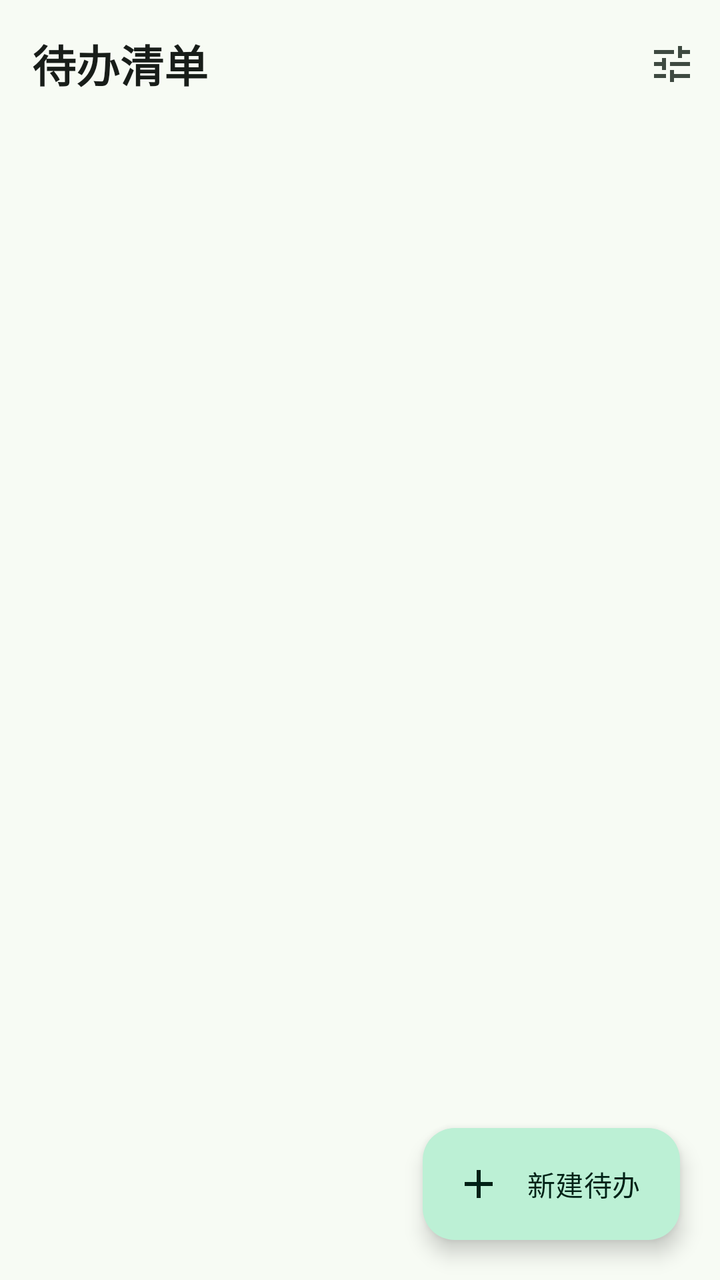
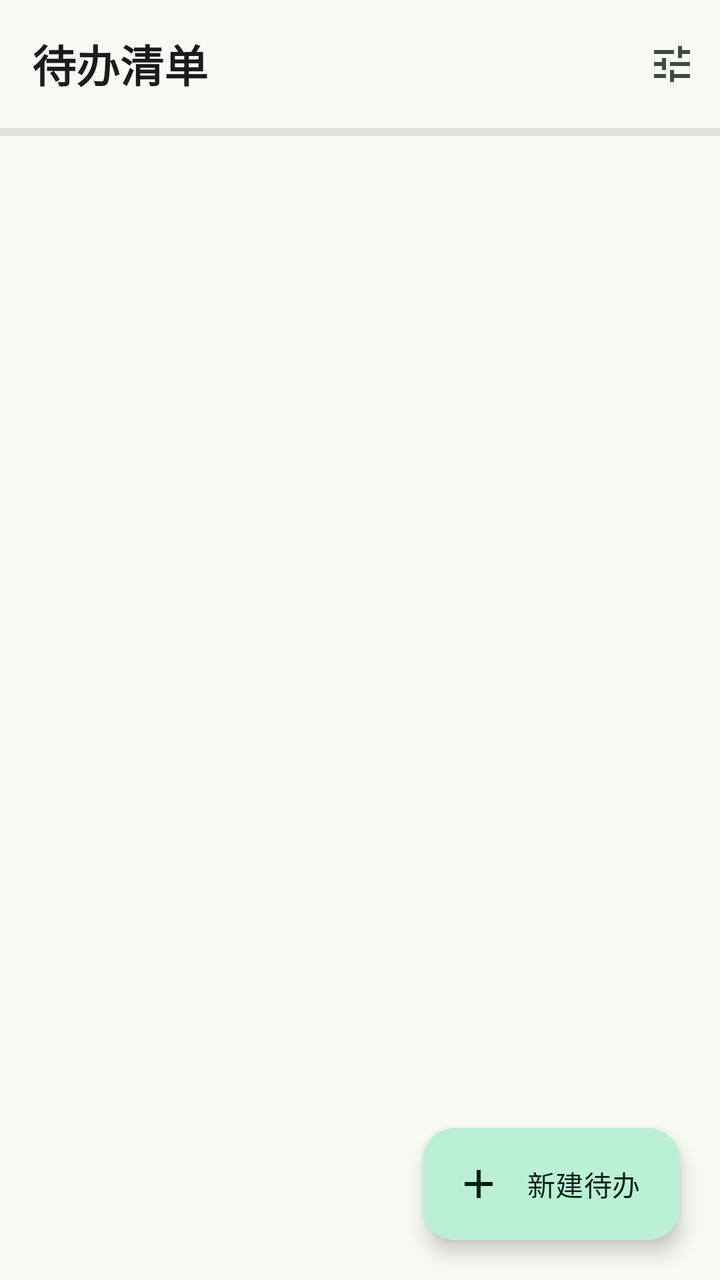

Compare the two renders of this Android layout. The source of the first and the diff that turns it into the second are given below.
<!-- AndroidManifest.xml: application theme Theme.NoteFlow -->
<!-- res/layout/fragment_todo_list.xml -->
<?xml version="1.0" encoding="utf-8"?>
<androidx.coordinatorlayout.widget.CoordinatorLayout xmlns:android="http://schemas.android.com/apk/res/android"
    xmlns:app="http://schemas.android.com/apk/res-auto"
    xmlns:tools="http://schemas.android.com/tools"
    android:layout_width="match_parent"
    android:layout_height="match_parent">

    <LinearLayout
        android:layout_width="match_parent"
        android:layout_height="match_parent"
        android:orientation="vertical">

        <com.google.android.material.appbar.MaterialToolbar
            android:id="@+id/toolbar"
            android:layout_width="match_parent"
            android:layout_height="?attr/actionBarSize"
            android:background="?attr/colorSurface"
            app:menu="@menu/menu_todo_list"
            app:subtitleTextColor="?attr/colorOnSurfaceVariant"
            app:title="@string/todo_list_title"
            app:titleTextAppearance="@style/TextAppearance.NoteFlow.ToolbarTitle" />

        <FrameLayout
            android:layout_width="match_parent"
            android:layout_height="0dp"
            android:layout_weight="1">

            <androidx.recyclerview.widget.RecyclerView
                android:id="@+id/todoList"
                android:layout_width="match_parent"
                android:layout_height="match_parent"
                android:clipToPadding="false"
                android:paddingStart="20dp"
                android:paddingTop="8dp"
                android:paddingEnd="20dp"
                android:paddingBottom="104dp"
                app:layoutManager="androidx.recyclerview.widget.LinearLayoutManager"
                tools:listitem="@layout/item_todo" />

            <LinearLayout
                android:id="@+id/emptyState"
                android:layout_width="match_parent"
                android:layout_height="match_parent"
                android:gravity="center"
                android:orientation="vertical"
                android:paddingStart="40dp"
                android:paddingEnd="40dp"
                android:visibility="gone"
                tools:visibility="visible">

                <FrameLayout
                    android:layout_width="80dp"
                    android:layout_height="80dp"
                    android:background="@drawable/bg_empty_icon">

                    <ImageView
                        android:layout_width="36dp"
                        android:layout_height="36dp"
                        android:layout_gravity="center"
                        android:contentDescription="@string/cd_todo"
                        android:src="@drawable/ic_todo_empty" />
                </FrameLayout>

                <TextView
                    android:layout_width="wrap_content"
                    android:layout_height="wrap_content"
                    android:layout_marginTop="20dp"
                    android:gravity="center"
                    android:text="@string/todo_empty_title"
                    android:textAppearance="@style/TextAppearance.NoteFlow.Headline" />

                <TextView
                    android:layout_width="wrap_content"
                    android:layout_height="wrap_content"
                    android:layout_marginTop="8dp"
                    android:gravity="center"
                    android:lineSpacingExtra="4dp"
                    android:text="@string/todo_empty_message"
                    android:textAppearance="@style/TextAppearance.NoteFlow.Body"
                    android:textColor="?attr/colorOnSurfaceVariant" />
            </LinearLayout>
        </FrameLayout>
    </LinearLayout>

    <com.google.android.material.floatingactionbutton.ExtendedFloatingActionButton
        android:id="@+id/fabAddTodo"
        android:layout_width="wrap_content"
        android:layout_height="wrap_content"
        android:layout_gravity="bottom|end"
        android:layout_margin="20dp"
        android:text="@string/todo_fab_add"
        app:icon="@drawable/ic_add" />
</androidx.coordinatorlayout.widget.CoordinatorLayout>
<!-- res/layout/item_todo.xml (included above) -->
<?xml version="1.0" encoding="utf-8"?>
<com.google.android.material.card.MaterialCardView xmlns:android="http://schemas.android.com/apk/res/android"
    xmlns:app="http://schemas.android.com/apk/res-auto"
    android:layout_width="match_parent"
    android:layout_height="wrap_content"
    android:layout_marginBottom="12dp"
    android:clickable="true"
    android:focusable="true"
    android:minHeight="76dp"
    app:cardBackgroundColor="?attr/colorSurface"
    app:cardCornerRadius="16dp"
    app:cardElevation="0dp"
    app:strokeColor="?attr/colorOutline"
    app:strokeWidth="1dp">

    <LinearLayout
        android:layout_width="match_parent"
        android:layout_height="wrap_content"
        android:gravity="center_vertical"
        android:minHeight="76dp"
        android:orientation="horizontal"
        android:paddingStart="8dp"
        android:paddingTop="8dp"
        android:paddingEnd="20dp"
        android:paddingBottom="8dp">

        <com.google.android.material.checkbox.MaterialCheckBox
            android:id="@+id/todoCheckbox"
            android:layout_width="48dp"
            android:layout_height="48dp"
            android:contentDescription="@string/todo_toggle_complete"
            android:gravity="center" />

        <LinearLayout
            android:layout_width="0dp"
            android:layout_height="wrap_content"
            android:layout_weight="1"
            android:orientation="vertical">

            <TextView
                android:id="@+id/todoTitle"
                android:layout_width="match_parent"
                android:layout_height="wrap_content"
                android:ellipsize="end"
                android:maxLines="1"
                android:textAppearance="@style/TextAppearance.NoteFlow.SectionTitle"
                android:textColor="?attr/colorOnSurface" />

            <TextView
                android:id="@+id/todoContent"
                android:layout_width="match_parent"
                android:layout_height="wrap_content"
                android:layout_marginTop="2dp"
                android:ellipsize="end"
                android:maxLines="2"
                android:textColor="?attr/colorOnSurfaceVariant"
                android:textSize="14sp" />
        </LinearLayout>
    </LinearLayout>
</com.google.android.material.card.MaterialCardView>
<!-- resources referenced by this layout -->
<resources>
  <!-- drawable bg_empty_icon (drawable) -->
  <?xml version="1.0" encoding="utf-8"?>
  <shape xmlns:android="http://schemas.android.com/apk/res/android"
      android:shape="rectangle">
      <solid android:color="@color/note_primary_container" />
      <corners android:radius="22dp" />
  </shape>
  <!-- drawable ic_add (drawable) -->
  <vector xmlns:android="http://schemas.android.com/apk/res/android"
      android:width="24dp"
      android:height="24dp"
      android:viewportWidth="24"
      android:viewportHeight="24">
      <path
          android:fillColor="@color/note_on_primary_container"
          android:pathData="M19,13h-6v6h-2v-6H5v-2h6V5h2v6h6v2z" />
  </vector>
  <!-- drawable ic_todo_empty (drawable) -->
  <vector xmlns:android="http://schemas.android.com/apk/res/android"
      android:width="24dp"
      android:height="24dp"
      android:viewportWidth="24"
      android:viewportHeight="24">
      <path
          android:fillColor="@color/note_primary"
          android:pathData="M12,2C6.48,2 2,6.48 2,12s4.48,10 10,10 10,-4.48 10,-10S17.52,2 12,2zM10,17l-5,-5 1.41,-1.41L10,14.17l7.59,-7.59L19,8l-9,9z" />
  </vector>
  <string name="cd_todo">待办图标</string>
  <string name="todo_empty_message">点击右下角「新建待办」，为今天安排第一件事。</string>
  <string name="todo_empty_title">还没有待办</string>
  <string name="todo_fab_add">新建待办</string>
  <string name="todo_list_title">待办清单</string>
  <string name="todo_toggle_complete">标记完成状态</string>
  <style name="TextAppearance.NoteFlow.Body" parent="TextAppearance.Material3.BodyLarge">
          <item name="android:textColor">?attr/colorOnSurface</item>
          <item name="android:lineSpacingExtra">6dp</item>
      </style>
  <style name="TextAppearance.NoteFlow.Headline" parent="TextAppearance.Material3.HeadlineSmall">
          <item name="android:textColor">?attr/colorOnSurface</item>
          <item name="android:textStyle">bold</item>
      </style>
  <style name="TextAppearance.NoteFlow.SectionTitle" parent="TextAppearance.Material3.TitleMedium">
          <item name="android:textColor">?attr/colorOnSurface</item>
          <item name="android:textStyle">bold</item>
      </style>
  <style name="TextAppearance.NoteFlow.ToolbarTitle" parent="TextAppearance.Material3.TitleLarge">
          <item name="android:textColor">?attr/colorOnSurface</item>
          <item name="android:textStyle">bold</item>
      </style>
  <style name="Theme.NoteFlow" parent="Theme.NoteFlow.Base" />
  <color name="note_primary_container">#BCF0D5</color>
  <color name="note_on_primary_container">#002116</color>
  <color name="note_primary">#386B54</color>
  <color name="note_on_primary">#FFFFFF</color>
  <color name="note_secondary">#4F6355</color>
  <color name="note_on_secondary">#FFFFFF</color>
  <color name="note_secondary_container">#D2E8D6</color>
  <color name="note_on_secondary_container">#0C1F14</color>
  <color name="note_surface">#F7FBF4</color>
  <color name="note_on_surface">#181D19</color>
  <color name="note_surface_variant">#DDE5DA</color>
  <color name="note_on_surface_variant">#414942</color>
  <color name="note_outline">#717A71</color>
  <color name="note_error">#BA1A1A</color>
  <color name="note_on_error">#FFFFFF</color>
  <color name="note_navigation_bar">#234536</color>
  <!-- unchanged entries left out for length: 1 -->
</resources>

<!-- the commit's change to res/layout/fragment_todo_list.xml (unified diff, before → after) -->
@@ -19,6 +19,16 @@
             app:subtitleTextColor="?attr/colorOnSurfaceVariant"
             app:title="@string/todo_list_title"
             app:titleTextAppearance="@style/TextAppearance.NoteFlow.ToolbarTitle" />
+
+        <com.google.android.material.progressindicator.LinearProgressIndicator
+            android:id="@+id/listProgress"
+            android:layout_width="match_parent"
+            android:layout_height="3dp"
+            android:indeterminate="true"
+            android:visibility="visible"
+            app:indicatorColor="?attr/colorPrimary"
+            app:trackColor="@color/note_surface_variant"
+            app:trackCornerRadius="0dp" />
 
         <FrameLayout
             android:layout_width="match_parent"
@@ -100,10 +110,12 @@
     android:layout_marginBottom="12dp"
     android:clickable="true"
     android:focusable="true"
+    android:longClickable="true"
     android:minHeight="76dp"
     app:cardBackgroundColor="?attr/colorSurface"
     app:cardCornerRadius="16dp"
     app:cardElevation="0dp"
+    app:rippleColor="?attr/colorPrimary"
     app:strokeColor="?attr/colorOutline"
     app:strokeWidth="1dp">
 
